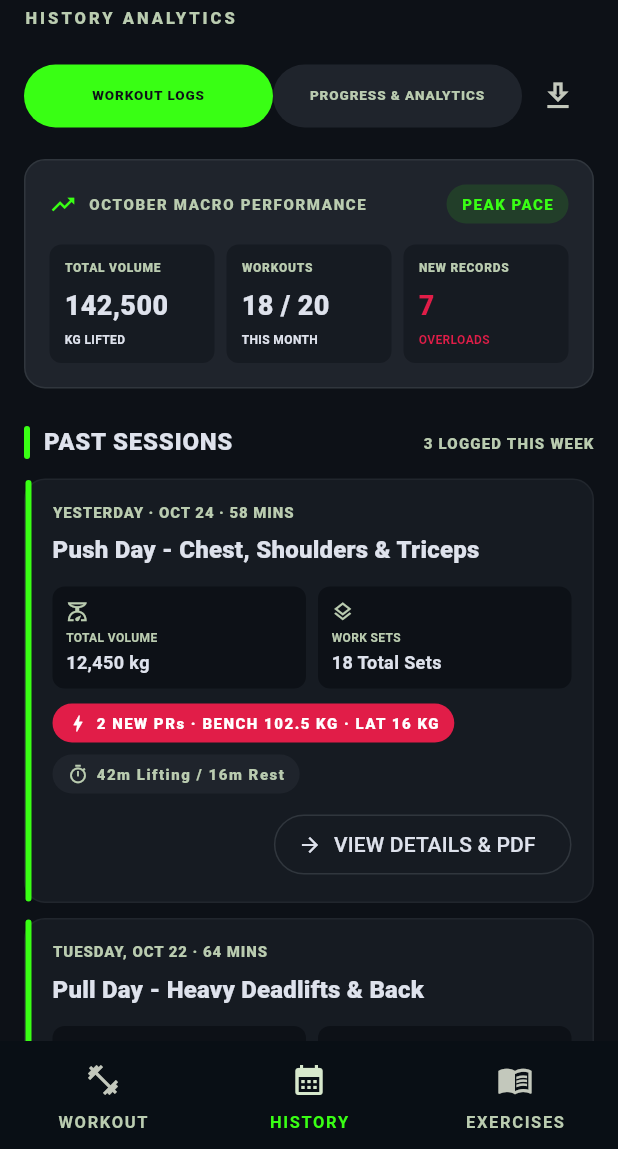
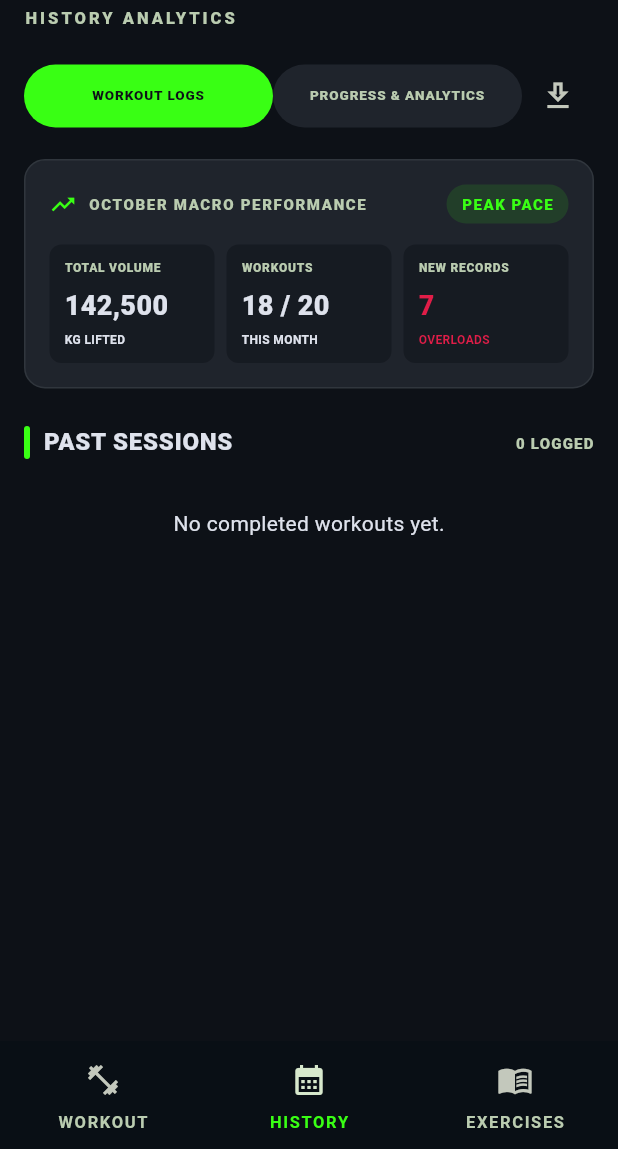
Before and after one commit to shakmurb/gym_bro, a Flutter app: the screen it shows after launch, item 2 of the bottom bar chosen, on a phone screen of 412 x 824 dp, the part 87-1236 px from its top. Run offline on Flutter 3.47's test engine with Material 3 defaults, Android fonts, the phone set to English and light mode, and no system bars; our stand-ins replace flutter_local_notifications, material_ui, timezone.

Commit message:
added listview

```diff
--- a/lib/main.dart
+++ b/lib/main.dart
@@ -132,6 +132,7 @@ class _GymBroAppShellState extends State<GymBroAppShell> {
   int _selectedDestination = 0;
   bool _showActiveWorkout = false;
   WorkoutSession? _activeWorkout;
+  final List<WorkoutSession> _finishedSessions = [];
 
   void _startWorkout() {
     setState(() {
@@ -146,6 +147,10 @@ class _GymBroAppShellState extends State<GymBroAppShell> {
 
   void _finishActiveWorkout() {
     setState(() {
+      final finishedWorkout = _activeWorkout;
+      if (finishedWorkout != null) {
+        _finishedSessions.insert(0, finishedWorkout);
+      }
       _activeWorkout = null;
       _timer.reset();
       _selectedDestination = 0;
@@ -167,7 +172,7 @@ class _GymBroAppShellState extends State<GymBroAppShell> {
         index: _showActiveWorkout ? 3 : _selectedDestination,
         children: [
           WorkoutHubScreen(onStartWorkout: _startWorkout),
-          const HistoryAnalyticsScreen(),
+          HistoryAnalyticsScreen(sessions: _finishedSessions),
           const ExerciseLibraryScreen(),
           _activeWorkout == null
               ? const SizedBox.shrink()
--- a/lib/screens/active_workout_tracker_screen.dart
+++ b/lib/screens/active_workout_tracker_screen.dart
@@ -276,6 +276,7 @@ class _ActiveWorkoutTrackerScreenState extends State<ActiveWorkoutTrackerScreen>
       _elapsedBeforeCurrentRun += _clock().difference(startedAt);
     }
     widget.workout.date = _clock();
+    widget.workout.totalTime = _workoutElapsed.inSeconds;
     _timer.pause();
     setState(() {
       _sessionStartedAt = null;
--- a/lib/screens/history_analytics_screen.dart
+++ b/lib/screens/history_analytics_screen.dart
@@ -1,10 +1,13 @@
 import 'package:material_ui/material_ui.dart';
 
 import '../gym_bro_theme.dart';
+import '../models/workout_session.dart';
 import '../widgets/gym_bro_components.dart';
 
 class HistoryAnalyticsScreen extends StatefulWidget {
-  const HistoryAnalyticsScreen({super.key});
+  const HistoryAnalyticsScreen({super.key, required this.sessions});
+
+  final List<WorkoutSession> sessions;
 
   @override
   State<HistoryAnalyticsScreen> createState() => _HistoryAnalyticsScreenState();
@@ -119,8 +122,8 @@ class _HistoryAnalyticsScreenState extends State<HistoryAnalyticsScreen> {
             if (!_showAnalytics) ...[
               GymBroSectionTitle(
                 title: 'Past Sessions',
-                trailing: const Text(
-                  '3 LOGGED THIS WEEK',
+                trailing: Text(
+                  '${widget.sessions.length} LOGGED',
                   style: TextStyle(
                     color: GymBroColors.mutedGreen,
                     fontSize: 10,
@@ -130,32 +133,22 @@ class _HistoryAnalyticsScreenState extends State<HistoryAnalyticsScreen> {
                 ),
               ),
               const SizedBox(height: 12),
-              const _SessionCard(
-                date: 'YESTERDAY · OCT 24 · 58 MINS',
-                title: 'Push Day - Chest, Shoulders & Triceps',
-                volume: '12,450 kg',
-                sets: '18 Total Sets',
-                highlight: '2 NEW PRs · BENCH 102.5 KG · LAT 16 KG',
-                duration: '42m Lifting / 16m Rest',
-              ),
-              const SizedBox(height: 10),
-              const _SessionCard(
-                date: 'TUESDAY, OCT 22 · 64 MINS',
-                title: 'Pull Day - Heavy Deadlifts & Back',
-                volume: '14,800 kg',
-                sets: '16 Sets',
-                highlight: '+5 KG PROGRESSIVE OVERLOAD',
-                duration: '94% TARGET INTENSITY',
-              ),
-              const SizedBox(height: 10),
-              const _SessionCard(
-                date: 'SUNDAY, OCT 20 · 52 MINS',
-                title: 'Leg Day - Squat Focus & Calves',
-                volume: '11,200 kg',
-                sets: '14 Sets Completed',
-                highlight: 'HIGH BAR SQUATS · 140 KG × 5',
-                duration: 'RPE 8.5 AVG',
-              ),
+              if (widget.sessions.isEmpty)
+                const Padding(
+                  padding: EdgeInsets.symmetric(vertical: 20),
+                  child: Center(child: Text('No completed workouts yet.')),
+                )
+              else
+                ListView.separated(
+                  key: const ValueKey('workoutSessionsList'),
+                  shrinkWrap: true,
+                  physics: const NeverScrollableScrollPhysics(),
+                  itemCount: widget.sessions.length,
+                  separatorBuilder: (context, index) =>
+                      const SizedBox(height: 10),
+                  itemBuilder: (context, index) =>
+                      _SessionCard(session: widget.sessions[index]),
+                ),
             ],
             if (_showAnalytics) ...[
               const SizedBox(height: 24),
@@ -382,24 +375,54 @@ class _SummaryMetric extends StatelessWidget {
 }
 
 class _SessionCard extends StatelessWidget {
-  const _SessionCard({
-    required this.date,
-    required this.title,
-    required this.volume,
-    required this.sets,
-    required this.highlight,
-    required this.duration,
-  });
+  const _SessionCard({required this.session});
 
-  final String date;
-  final String title;
-  final String volume;
-  final String sets;
-  final String highlight;
-  final String duration;
+  final WorkoutSession session;
+
+  String _formatDate(DateTime? date) {
+    if (date == null) return 'DATE NOT RECORDED';
+    final localDate = date.toLocal();
+    final year = localDate.year.toString().padLeft(4, '0');
+    final month = localDate.month.toString().padLeft(2, '0');
+    final day = localDate.day.toString().padLeft(2, '0');
+    return '$year-$month-$day';
+  }
+
+  String _formatDuration(int seconds) {
+    final hours = seconds ~/ 3600;
+    final minutes = (seconds % 3600) ~/ 60;
+    final remainingSeconds = seconds % 60;
+    if (hours > 0 && minutes > 0) return '$hours hr $minutes min';
+    if (hours > 0) return '$hours hr';
+    if (minutes == 0) return '$remainingSeconds sec';
+    if (remainingSeconds == 0) return '$minutes min';
+    return '$minutes min $remainingSeconds sec';
+  }
+
+  String _formatVolume(double volume) {
+    final value = volume == volume.roundToDouble()
+        ? volume.toStringAsFixed(0)
+        : volume.toStringAsFixed(1);
+    return '$value kg';
+  }
 
   @override
   Widget build(BuildContext context) {
+    final totalSets = session.sets.fold<int>(
+      0,
+      (count, exercise) => count + exercise.sets.length,
+    );
+    final totalVolume = session.sets.fold<double>(
+      0,
+      (volume, exercise) =>
+          volume +
+          exercise.sets.fold<double>(
+            0,
+            (exerciseVolume, set) =>
+                exerciseVolume + set.weight * set.repetitions,
+          ),
+    );
+
     return GymBroCard(
       padding: EdgeInsets.zero,
       child: IntrinsicHeight(
@@ -419,7 +442,7 @@ class _SessionCard extends StatelessWidget {
                   crossAxisAlignment: CrossAxisAlignment.start,
                   children: [
                     Text(
-                      date,
+                      _formatDate(session.date),
                       style: const TextStyle(
                         color: GymBroColors.mutedGreen,
                         fontSize: 10,
@@ -429,7 +452,7 @@ class _SessionCard extends StatelessWidget {
                     ),
                     const SizedBox(height: 7),
                     Text(
-                      title,
+                      session.name,
                       style: Theme.of(context).textTheme.titleMedium
                           ?.copyWith(fontWeight: FontWeight.w800),
                     ),
@@ -440,7 +463,7 @@ class _SessionCard extends StatelessWidget {
                           child: _SessionStat(
                             icon: Icons.scale_outlined,
                             label: 'TOTAL VOLUME',
-                            value: volume,
+                            value: _formatVolume(totalVolume),
                           ),
                         ),
                         const SizedBox(width: 8),
@@ -448,21 +471,14 @@ class _SessionCard extends StatelessWidget {
                           child: _SessionStat(
                             icon: Icons.layers_outlined,
                             label: 'WORK SETS',
-                            value: sets,
+                            value: '$totalSets',
                           ),
                         ),
                       ],
                     ),
                     const SizedBox(height: 10),
                     GymBroPill(
-                      label: highlight,
-                      icon: Icons.bolt,
-                      color: Colors.white,
-                      background: GymBroColors.red,
-                    ),
-                    const SizedBox(height: 8),
-                    GymBroPill(
-                      label: duration,
+                      label: '${_formatDuration(session.totalTime)} TOTAL TIME',
                       icon: Icons.timer_outlined,
                       color: GymBroColors.mutedGreen,
                       background: GymBroColors.elevatedSurface,
```
Also changed, not shown: 1 other file.
